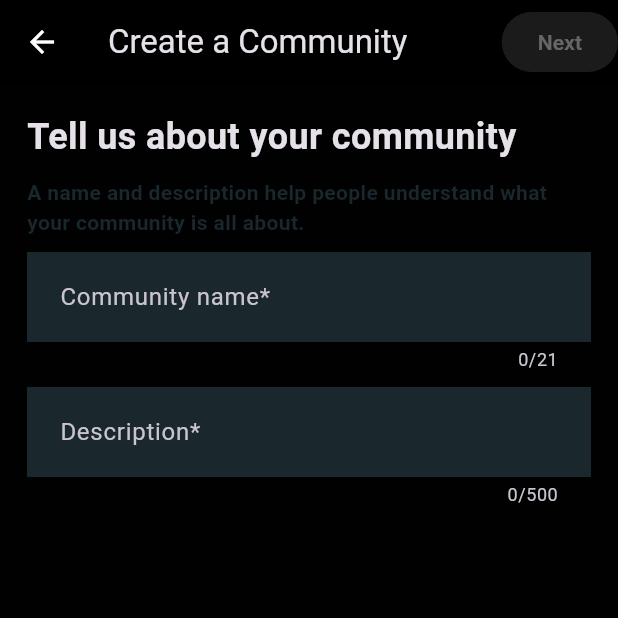
After one commit to harm04/reddit, a Flutter app: the CreateCommunityScreen screen opened directly, on a phone screen of 412 x 824 dp, the top half of it. The commit adds this screen. Run offline on Flutter 3.47's test engine with Material 3 defaults, Android fonts, the phone set to English and light mode, and no system bars; our stand-ins replace appwrite, flutter_riverpod, flutter_svg, fpdart, persistent_bottom_nav_bar, routemaster; statements that could not run were skipped.

Commit message:
modified drawer. handled persistant nav  bar as it was visible on community screen also. create community and fetch community . display list of community user is a part of

```diff
--- a/lib/core/common/nav_bar.dart
+++ b/lib/core/common/nav_bar.dart
@@ -13,6 +13,7 @@ class NavigationBarView extends StatefulWidget {
 
 class _NavigationBarViewState extends State<NavigationBarView> {
   late PersistentTabController? _controller;
+
   @override
   void initState() {
     super.initState();
--- a/lib/core/constants/constants.dart
+++ b/lib/core/constants/constants.dart
@@ -11,4 +11,5 @@ class Constants {
       //svg
         static const discoverPath = 'assets/svg/discover.svg';
         static const settingsPath = 'assets/svg/settings.svg';
+        static const addPath = 'assets/svg/add.svg';
 }
--- /dev/null
+++ b/lib/features/community/screens/create_community_screen.dart
@@ -0,0 +1,131 @@
+import 'package:flutter/material.dart';
+import 'package:flutter_riverpod/flutter_riverpod.dart';
+import 'package:reddit/core/utils/loader.dart';
+import 'package:reddit/features/community/controller/community_controller.dart';
+import 'package:reddit/theme/pallete.dart';
+
+class CreateCommunityScreen extends ConsumerStatefulWidget {
+  const CreateCommunityScreen({super.key});
+
+  @override
+  ConsumerState<ConsumerStatefulWidget> createState() =>
+      _CreateCommunityScreenState();
+}
+
+class _CreateCommunityScreenState extends ConsumerState<CreateCommunityScreen> {
+  final TextEditingController _communityNameController =
+      TextEditingController();
+  final TextEditingController _descriptionController = TextEditingController();
+
+  @override
+  void initState() {
+    super.initState();
+    // Add listeners to rebuild when text changes
+    _communityNameController.addListener(() {
+      setState(() {});
+    });
+    _descriptionController.addListener(() {
+      setState(() {});
+    });
+  }
+
+  @override
+  void dispose() {
+    super.dispose();
+    _communityNameController.dispose();
+    _descriptionController.dispose();
+  }
+
+  bool get _isFormValid {
+    return _communityNameController.text.trim().isNotEmpty &&
+        _descriptionController.text.trim().isNotEmpty;
+  }
+
+  void createCommunity() {
+    if (!_isFormValid) return;
+    ref
+        .read(communityControllerProvider.notifier)
+        .createCommunity(
+          _communityNameController.text.trim(),
+          _descriptionController.text.trim(),
+          context,
+        );
+  }
+
+  @override
+  Widget build(BuildContext context) {
+    final isLoading = ref.watch(communityControllerProvider);
+    return isLoading
+        ? Loader()
+        : Scaffold(
+            appBar: AppBar(
+              title: const Text('Create a Community'),
+              actions: [
+                ElevatedButton(
+                  onPressed: _isFormValid ? createCommunity : null,
+                  style: ElevatedButton.styleFrom(
+                    backgroundColor: _isFormValid
+                        ? Colors.blue
+                        : Pallete.greyColor,
+                    foregroundColor: Pallete.whiteColor,
+                  ),
+                  child: const Text('Next'),
+                ),
+              ],
+            ),
+
+            body: Padding(
+              padding: const EdgeInsets.all(18.0),
+              child: Column(
+                children: [
+                  Align(
+                    alignment: Alignment.topLeft,
+                    child: Text(
+                      'Tell us about your community',
+                      style: TextStyle(
+                        fontWeight: FontWeight.bold,
+                        fontSize: 24,
+                      ),
+                    ),
+                  ),
+                  SizedBox(height: 10),
+                  Align(
+                    alignment: Alignment.topLeft,
+                    child: Text(
+                      'A name and description help people understand what your community is all about.',
+                      style: TextStyle(
+                        color: Pallete.greyColor,
+                        fontWeight: FontWeight.bold,
+                      ),
+                    ),
+                  ),
+                  SizedBox(height: 10),
+                  TextField(
+                    controller: _communityNameController,
+                    decoration: InputDecoration(
+                      border: InputBorder.none,
+                      hintText: 'Community name*',
+                      filled: true,
+                      fillColor: Pallete.greyColor,
+                      contentPadding: EdgeInsets.all(18),
+                    ),
+                    maxLength: 21,
+                  ),
+                  SizedBox(height: 10),
+                  TextField(
+                    controller: _descriptionController,
+                    decoration: InputDecoration(
+                      border: InputBorder.none,
+                      hintText: 'Description*',
+                      filled: true,
+                      fillColor: Pallete.greyColor,
+                      contentPadding: EdgeInsets.all(18),
+                    ),
+                    maxLength: 500,
+                  ),
+                ],
+              ),
+            ),
+          );
+  }
+}
```
Also changed, not shown: lib/features/community/api/community_api.dart (added, +70 -0 lines), lib/features/community/controller/community_controller.dart (added, +70 -0 lines), lib/features/home/drawers/create_community_drawer.dart (added, +115 -0 lines), lib/features/home/screens/home_screen.dart (+21 -80 lines), lib/models/community_model.dart (added, +95 -0 lines), assets/svg/add.svg (added).
